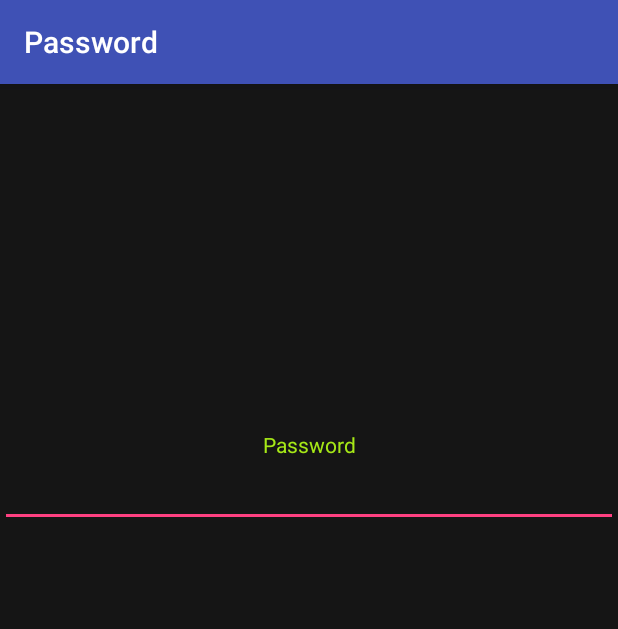
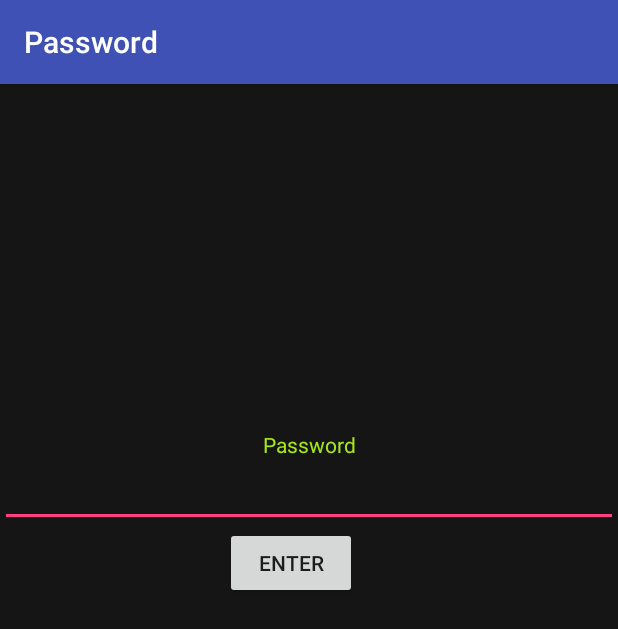
Before and after one commit to AngieGE/Arquitectura, an Android app: the screen it shows after launch (Password), on a phone screen of 412 x 824 dp. Shown: the top 629 px of the screen. Run offline under Robolectric (Android 15) with nearby library versions, the phone set to English and light mode, and no system bars.

Commit message:
Enter Button in password layout
Password submit button added code still pending

```diff
--- a/Proyecto_Arquitectura/app/src/main/res/layout/password.xml
+++ b/Proyecto_Arquitectura/app/src/main/res/layout/password.xml
@@ -20,19 +20,35 @@
     </LinearLayout>
 
     <LinearLayout
-        android:orientation="horizontal"
+        android:orientation="vertical"
         android:layout_width="match_parent"
-        android:layout_height="match_parent">
+        android:layout_height="wrap_content">
+
+        <LinearLayout
+            android:orientation="vertical"
+            android:layout_width="match_parent"
+            android:layout_height="wrap_content">
 
             <EditText
-            android:layout_height="wrap_content"
+                android:layout_height="match_parent"
                 android:inputType="textPersonName"
                 android:text=""
                 android:ems="10"
-            android:layout_weight="0.30"
+                android:layout_weight="1"
                 android:gravity="center_vertical|center_horizontal"
-            android:layout_width="wrap_content"
+                android:layout_width="match_parent"
                 android:textColor="@color/white_letters"
                 android:id="@+id/password" />
+
+            <Button
+                android:text="Enter"
+                android:layout_width="wrap_content"
+                android:layout_height="wrap_content"
+                android:id="@+id/button2"
+                android:layout_weight="1"
+                android:gravity="center"
+                android:layout_marginLeft="150dp" />
+        </LinearLayout>
+
     </LinearLayout>
 </LinearLayout>
```
Also changed, not shown: Proyecto_Arquitectura/app/src/main/java/mx/itesm/maldi/proyecto_arquitectura/Password.java (+7 -0 lines). Lines whose indentation alone changed are shown as unchanged.
